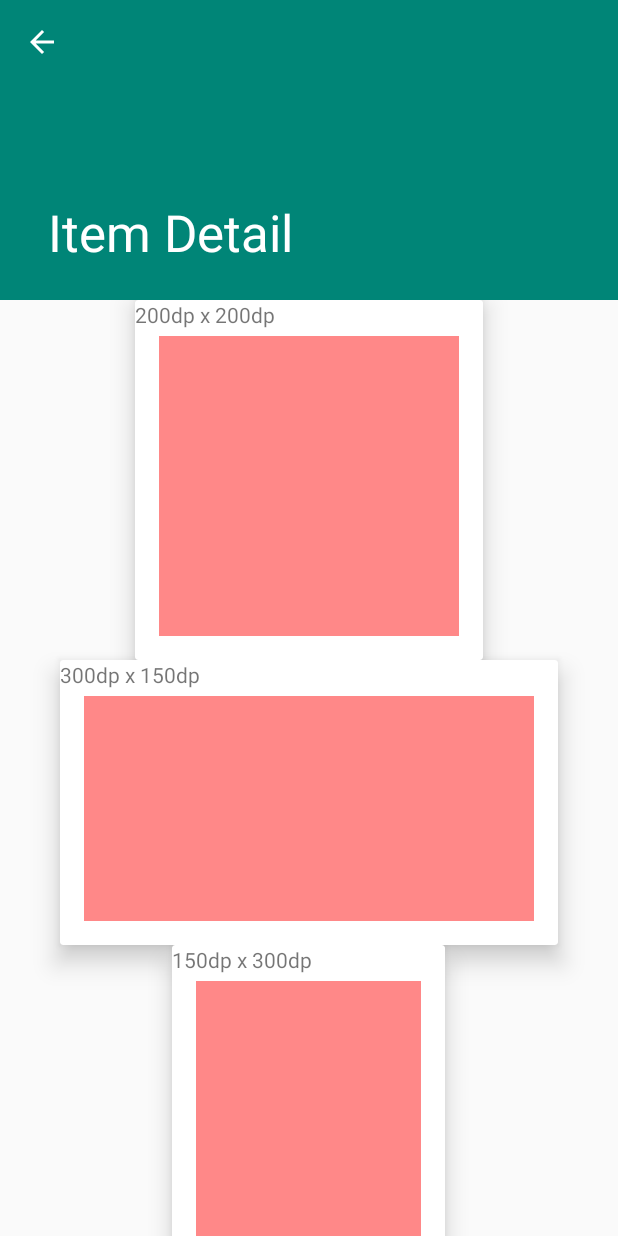
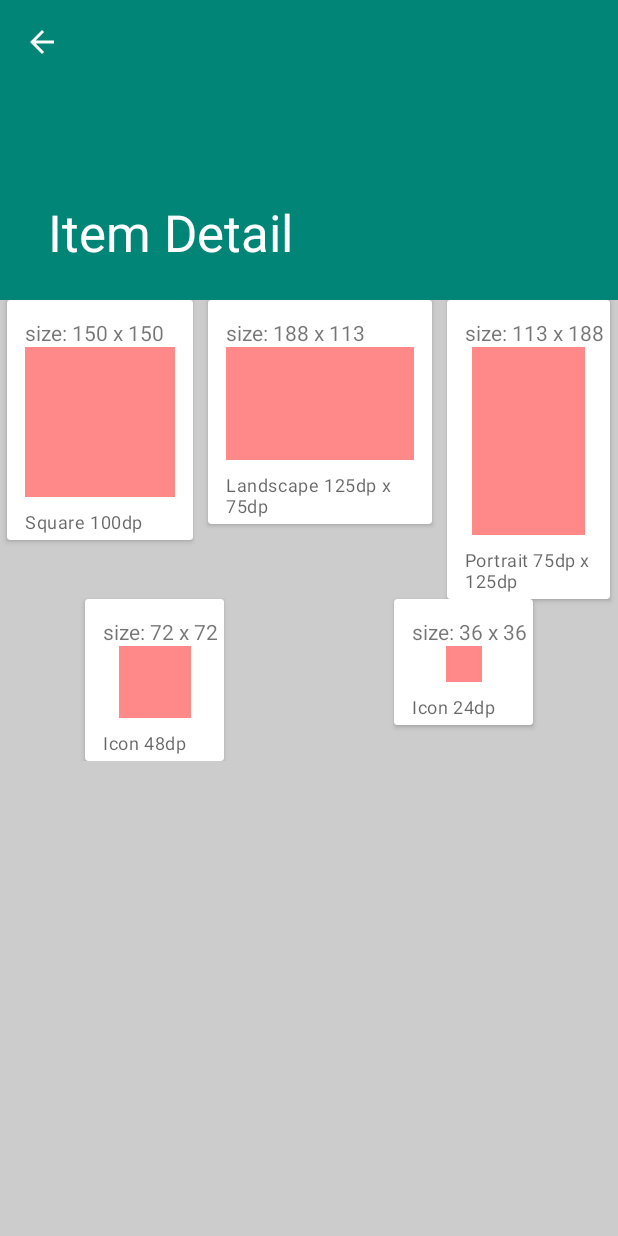
Before and after one commit to liminal/glide-placeholders, an Android app: the ItemDetailFragment screen opened directly, with no data from a screen before it, on a phone screen of 412 x 824 dp. Run offline under Robolectric (Android 15) with nearby library versions, the phone set to English and light mode, and no system bars; our stand-ins replace FlexboxLayout; pictures from the network do not load.

Commit message:
Update example app

```diff
--- a/example-app/build.gradle
+++ b/example-app/build.gradle
@@ -29,7 +29,9 @@ dependencies {
             'androidx.appcompat:appcompat:1.0.2',
             'androidx.constraintlayout:constraintlayout:1.1.3',
             'androidx.recyclerview:recyclerview:1.0.0',
-            'com.google.android.material:material:1.0.0'
+            'androidx.cardview:cardview:1.0.0',
+            'com.google.android.material:material:1.0.0',
+            'com.google.android:flexbox:1.1.0'
     )
 
     implementation 'com.hannesdorfmann:adapterdelegates4:4.0.0'
--- /dev/null
+++ b/example-app/src/main/java/com/example/glideplaceholders/app/SampleImageCard.kt
@@ -0,0 +1,49 @@
+package com.example.glideplaceholders.app
+
+import android.content.Context
+import android.content.res.TypedArray
+import android.util.AttributeSet
+import android.widget.ImageView
+import android.widget.TextView
+import com.google.android.material.card.MaterialCardView
+
+class SampleImageCard @JvmOverloads constructor(
+    context: Context,
+    attrs: AttributeSet? = null,
+    defStyleAttr: Int = 0
+) : MaterialCardView(context, attrs, defStyleAttr) {
+
+
+    val superTitle: TextView
+    val image: ImageView
+    val caption: TextView
+
+    init {
+        inflate(context, R.layout.sample_image_card, this)
+
+        superTitle = findViewById(R.id.sample_title)
+        image = findViewById(R.id.sample_image)
+        caption = findViewById(R.id.sample_caption)
+
+        val a: TypedArray = context.obtainStyledAttributes(attrs, R.styleable.SampleImageCard)
+
+        val imgW = a.getDimensionPixelSize(R.styleable.SampleImageCard_imgWidth, 0)
+        val imgH = a.getDimensionPixelSize(R.styleable.SampleImageCard_imgHeight, 0)
+
+        val capText = a.getString(R.styleable.SampleImageCard_sampleCaption)
+
+        val p = image.layoutParams
+        p.width = imgW
+        p.height = imgH
+        image.layoutParams = p
+
+        val txt = "size: ${imgW} x ${imgH}"
+        superTitle.text = txt
+
+        caption.text = capText ?: ""
+
+        a.recycle()
+
+    }
+
+}
--- a/example-app/src/main/res/layout/activity_item_list.xml
+++ b/example-app/src/main/res/layout/activity_item_list.xml
@@ -5,6 +5,7 @@
     android:layout_width="match_parent"
     android:layout_height="match_parent"
     android:fitsSystemWindows="true"
+    android:background="#cccccc"
     tools:context="com.example.glideplaceholders.app.ItemListActivity">
 
     <com.google.android.material.appbar.AppBarLayout
--- a/example-app/src/main/res/layout/item_detail.xml
+++ b/example-app/src/main/res/layout/item_detail.xml
@@ -1,79 +1,54 @@
 <?xml version="1.0" encoding="utf-8"?>
-<LinearLayout xmlns:android="http://schemas.android.com/apk/res/android"
+<com.google.android.flexbox.FlexboxLayout xmlns:android="http://schemas.android.com/apk/res/android"
+    xmlns:app="http://schemas.android.com/apk/res-auto"
     xmlns:tools="http://schemas.android.com/tools"
+    app:flexWrap="wrap"
+    app:alignItems="flex_start"
+    app:justifyContent="space_around"
     android:layout_width="match_parent"
     android:layout_height="wrap_content"
-    xmlns:app="http://schemas.android.com/apk/res-auto"
     android:gravity="center_horizontal"
 
     android:orientation="vertical"
     tools:ignore="HardcodedText">
 
-    <androidx.cardview.widget.CardView
-        app:cardElevation="10dp"
+    <com.example.glideplaceholders.app.SampleImageCard
         android:layout_width="wrap_content"
-        android:layout_height="wrap_content">
+        android:layout_height="wrap_content"
+        app:imgHeight="100dp"
+        app:imgWidth="100dp"
+        app:sampleCaption="Square 100dp"
+        />
 
-        <ImageView
-            android:id="@+id/image_1"
-            android:layout_width="200dp"
-            android:layout_height="200dp"
-            android:layout_marginStart="16dp"
-            android:layout_marginTop="24dp"
-            android:layout_marginEnd="16dp"
-            android:layout_marginBottom="16dp"
-            android:background="#ff8888" />
+    <com.example.glideplaceholders.app.SampleImageCard
+        android:layout_width="wrap_content"
+        android:layout_height="wrap_content"
+        app:imgHeight="75dp"
+        app:imgWidth="125dp"
+        app:sampleCaption="Landscape 125dp x 75dp"
+        />
 
-        <TextView
-            android:layout_width="wrap_content"
-            android:layout_height="wrap_content"
-            android:text="200dp x 200dp" />
-
-    </androidx.cardview.widget.CardView>
-
-    <androidx.cardview.widget.CardView
-        app:cardElevation="10dp"
+    <com.example.glideplaceholders.app.SampleImageCard
         android:layout_width="wrap_content"
-        android:layout_height="wrap_content">
-
-        <ImageView
-            android:id="@+id/image_2"
-            android:layout_width="300dp"
-            android:layout_height="150dp"
-            android:layout_marginStart="16dp"
-            android:layout_marginTop="24dp"
-            android:layout_marginEnd="16dp"
-            android:layout_marginBottom="16dp"
-            android:background="#ff8888" />
-
-        <TextView
-            android:layout_width="wrap_content"
-            android:layout_height="wrap_content"
-            android:text="300dp x 150dp" />
-
-    </androidx.cardview.widget.CardView>
-
-    <androidx.cardview.widget.CardView
-        app:cardElevation="10dp"
-        android:layout_width="wrap_content"
-        android:layout_height="wrap_content">
-
-        <ImageView
-            android:id="@+id/image_3"
-            android:layout_width="150dp"
-            android:layout_height="300dp"
-            android:layout_marginStart="16dp"
-            android:layout_marginTop="24dp"
-            android:layout_marginEnd="16dp"
-            android:layout_marginBottom="16dp"
-            android:background="#ff8888" />
-
-        <TextView
-            android:layout_width="wrap_content"
-            android:layout_height="wrap_content"
-            android:text="150dp x 300dp" />
-
-    </androidx.cardview.widget.CardView>
+        android:layout_height="wrap_content"
+        app:sampleCaption="Portrait 75dp x 125dp"
+        app:imgHeight="125dp"
+        app:imgWidth="75dp" />
 
 
-</LinearLayout>
+    <com.example.glideplaceholders.app.SampleImageCard
+        android:layout_width="wrap_content"
+        android:layout_height="wrap_content"
+        app:sampleCaption="Icon 48dp"
+        app:imgHeight="48dp"
+        app:imgWidth="48dp" />
+
+    <com.example.glideplaceholders.app.SampleImageCard
+        android:layout_width="wrap_content"
+        android:layout_height="wrap_content"
+        app:sampleCaption="Icon 24dp"
+        app:imgHeight="24dp"
+        app:imgWidth="24dp" />
+
+
+</com.google.android.flexbox.FlexboxLayout>
--- /dev/null
+++ b/example-app/src/main/res/layout/sample_image_card.xml
@@ -0,0 +1,57 @@
+<?xml version="1.0" encoding="utf-8"?>
+<merge xmlns:android="http://schemas.android.com/apk/res/android"
+    xmlns:app="http://schemas.android.com/apk/res-auto"
+    xmlns:tools="http://schemas.android.com/tools"
+    android:layout_width="wrap_content"
+    android:layout_height="wrap_content"
+    tools:parentTag="com.google.android.material.card.MaterialCardView">
+    <androidx.constraintlayout.widget.ConstraintLayout
+        android:id="@+id/constraintLayout"
+        android:layout_margin="4dp"
+        android:layout_width="match_parent"
+        android:layout_height="match_parent"
+        >
+
+        <TextView
+            android:id="@+id/sample_title"
+            android:layout_width="wrap_content"
+            android:layout_height="wrap_content"
+            android:layout_marginStart="8dp"
+            android:layout_marginTop="8dp"
+            tools:text="200dp x 200dp"
+            app:layout_constraintBottom_toTopOf="@+id/sample_image"
+            app:layout_constraintStart_toStartOf="parent"
+            app:layout_constraintTop_toTopOf="parent" />
+
+        <ImageView
+            android:id="@+id/sample_image"
+            android:layout_width="200dp"
+            android:layout_height="200dp"
+            android:layout_marginStart="8dp"
+            android:layout_marginEnd="8dp"
+            android:layout_marginBottom="8dp"
+            android:background="#ff8888"
+            app:layout_constraintBottom_toTopOf="@id/sample_caption"
+            app:layout_constraintEnd_toEndOf="parent"
+            app:layout_constraintStart_toStartOf="parent"
+            app:layout_constraintTop_toBottomOf="@id/sample_title"
+            tools:ignore="ContentDescription" />
+
+        <TextView
+            android:id="@+id/sample_caption"
+            style="@style/TextAppearance.MaterialComponents.Caption"
+            android:layout_width="0dp"
+            android:layout_height="wrap_content"
+            android:layout_marginStart="8dp"
+            app:layout_constraintBottom_toBottomOf="parent"
+            app:layout_constraintStart_toStartOf="parent"
+            app:layout_constraintEnd_toEndOf="parent"
+            app:layout_constraintTop_toBottomOf="@+id/sample_image"
+            tools:text="Description of sample" />
+
+
+
+
+    </androidx.constraintlayout.widget.ConstraintLayout>
+
+</merge>
--- a/example-app/src/main/res/values/colors.xml
+++ b/example-app/src/main/res/values/colors.xml
@@ -3,4 +3,6 @@
     <color name="colorPrimary">#008577</color>
     <color name="colorPrimaryDark">#00574B</color>
     <color name="colorAccent">#D81B60</color>
+
+    <color name="windowBackground">#cccccc</color>
 </resources>
--- a/example-app/src/main/res/values/styles.xml
+++ b/example-app/src/main/res/values/styles.xml
@@ -5,11 +5,13 @@
     </style>
 
     <!-- Base application theme. -->
-    <style name="AppTheme" parent="Theme.AppCompat.Light.DarkActionBar">
+    <style name="AppTheme" parent="Theme.MaterialComponents.Light.DarkActionBar.Bridge">
         <!-- Customize your theme here. -->
         <item name="colorPrimary">@color/colorPrimary</item>
         <item name="colorPrimaryDark">@color/colorPrimaryDark</item>
         <item name="colorAccent">@color/colorAccent</item>
+
+        <item name="android:windowBackground">@color/windowBackground</item>
     </style>
 
     <style name="AppTheme.NoActionBar">
@@ -17,8 +19,9 @@
         <item name="windowNoTitle">true</item>
     </style>
 
-    <style name="AppTheme.AppBarOverlay" parent="ThemeOverlay.AppCompat.Dark.ActionBar" />
+    <!--<style name="AppTheme.AppBarOverlay" parent="ThemeOverlay.AppCompat.Dark.ActionBar" />-->
+    <style name="AppTheme.AppBarOverlay" parent="ThemeOverlay.MaterialComponents.Dark.ActionBar" />
 
-    <style name="AppTheme.PopupOverlay" parent="ThemeOverlay.AppCompat.Light" />
+    <style name="AppTheme.PopupOverlay" parent="ThemeOverlay.MaterialComponents.Light" />
 
 </resources>
```
Also changed, not shown: example-app/src/main/java/com/example/glideplaceholders/app/ItemDetailFragment.kt (+10 -5 lines), example-app/src/main/java/com/example/glideplaceholders/app/UnitConverters.kt (added, +18 -0 lines), example-app/src/main/java/com/example/glideplaceholders/app/data/PlaceHolderBag.kt (+21 -0 lines), example-app/src/main/res/layout/placeholder_list_entry_item.xml (+42 -43 lines), example-app/src/main/res/values/attrs.xml (added, +9 -0 lines).
